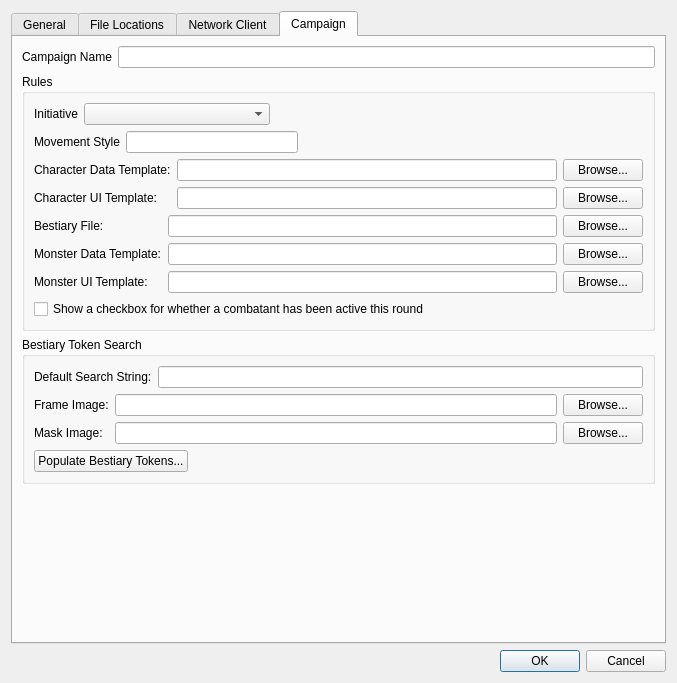
Qt form DMHelper/src/optionsdialog.ui (MMetze/DMHelper) before a commit.
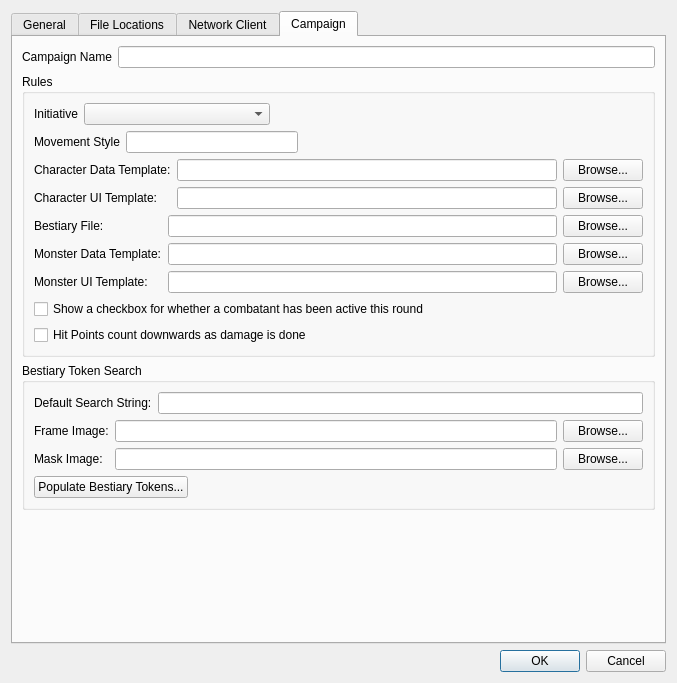
The same form after that commit. The open tabs and pages were chosen to show the change. Icons and pictures are not drawn.

Patch:
```diff
--- a/DMHelper/src/optionsdialog.ui
+++ b/DMHelper/src/optionsdialog.ui
@@ -1077,6 +1077,17 @@
             </property>
            </widget>
           </item>
+          <item>
+           <widget class="QCheckBox" name="chkHitPointsCoundDown">
+            <property name="text">
+             <string>Hit Points count downwards as damage is done</string>
+            </property>
+            <property name="icon">
+             <iconset resource="resources.qrc">
+              <normaloff>:/img/data/img/glass-heart.png</normaloff>:/img/data/img/glass-heart.png</iconset>
+            </property>
+           </widget>
+          </item>
          </layout>
         </widget>
        </item>
```
Left out of the diff: 2 changed lines with no effect on the pictures.
